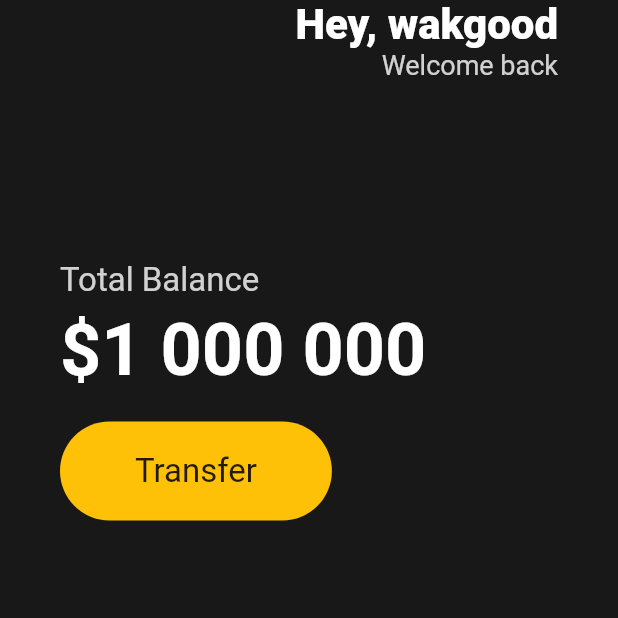
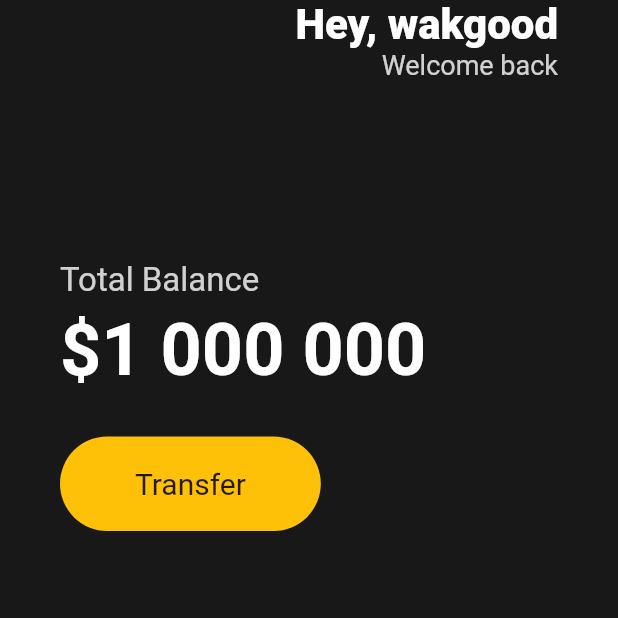
Before and after one commit to Myoungmin/toonflix, a Flutter app: the screen it shows after launch, on a phone screen of 412 x 824 dp, the top half of it. Run offline on Flutter 3.47's test engine with Material 2 defaults, Android fonts, the phone set to English and light mode, and no system bars.

Commit message:
VSCode codeActionsOnSave를 설정하여 const 자동으로 붙여주었다.

```diff
--- a/lib/main.dart
+++ b/lib/main.dart
@@ -6,26 +6,28 @@ void main() {
 }
 
 class App extends StatelessWidget {
+  const App({super.key});
+
   @override
   Widget build(BuildContext context) {
     return MaterialApp(
       home: Scaffold(
-        backgroundColor: Color(0xFF181818),
+        backgroundColor: const Color(0xFF181818),
         body: Padding(
-          padding: EdgeInsets.symmetric(
+          padding: const EdgeInsets.symmetric(
             horizontal: 40,
           ),
           child: Column(
             crossAxisAlignment: CrossAxisAlignment.start,
             children: [
-              SizedBox(),
+              const SizedBox(),
               Row(
                 mainAxisAlignment: MainAxisAlignment.end,
                 children: [
                   Column(
                     crossAxisAlignment: CrossAxisAlignment.end,
                     children: [
-                      Text(
+                      const Text(
                         'Hey, wakgood',
                         style: TextStyle(
                           color: Colors.white,
@@ -44,7 +46,7 @@ class App extends StatelessWidget {
                   )
                 ],
               ),
-              SizedBox(
+              const SizedBox(
                 height: 120,
               ),
               Text(
@@ -52,10 +54,10 @@ class App extends StatelessWidget {
                 style: TextStyle(
                     fontSize: 22, color: Colors.white.withOpacity(0.8)),
               ),
-              SizedBox(
+              const SizedBox(
                 height: 5,
               ),
-              Text(
+              const Text(
                 '\$1 000 000',
                 style: TextStyle(
                   fontSize: 48,
@@ -63,8 +65,8 @@ class App extends StatelessWidget {
                   color: Colors.white,
                 ),
               ),
-              SizedBox(
-                height: 20,
+              const SizedBox(
+                height: 30,
               ),
               Row(
                 children: [
@@ -73,7 +75,7 @@ class App extends StatelessWidget {
                       color: Colors.amber,
                       borderRadius: BorderRadius.circular(45),
                     ),
-                    child: Padding(
+                    child: const Padding(
                       padding: EdgeInsets.symmetric(
                         vertical: 20,
                         horizontal: 50,
@@ -81,7 +83,7 @@ class App extends StatelessWidget {
                       child: Text(
                         'Transfer',
                         style: TextStyle(
-                          fontSize: 22,
+                          fontSize: 20,
                         ),
                       ),
                     ),
```
